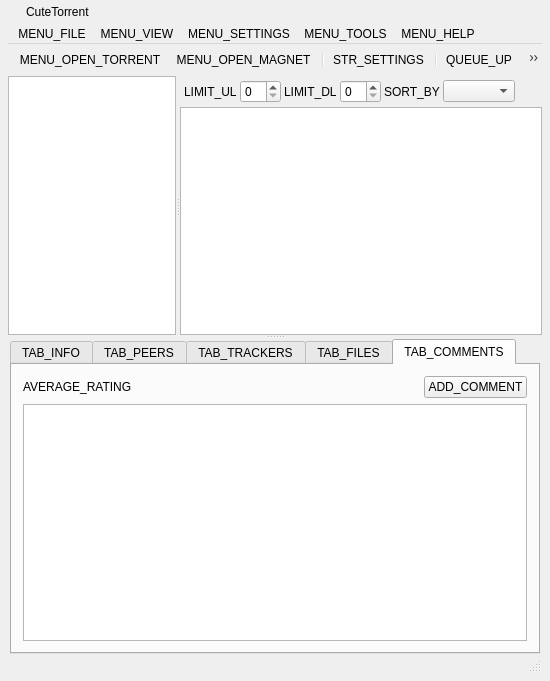
Qt form src/core/gui/FormFiles/CustomWindow.ui (CuteTorrent/CuteTorrent) before a commit.
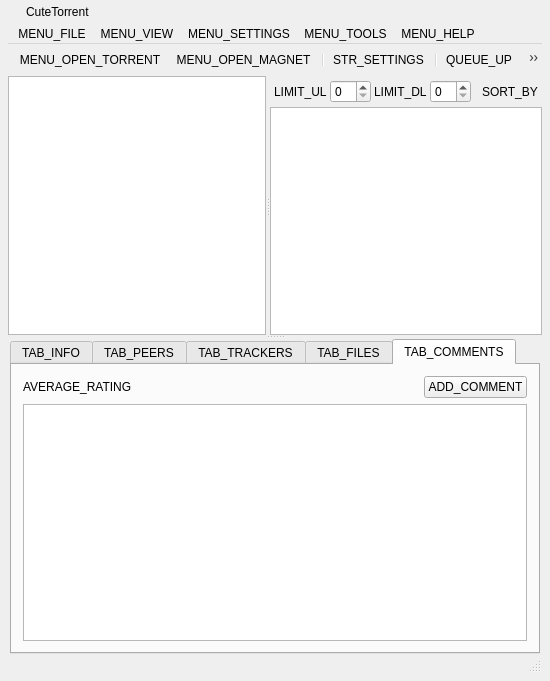
The same form after that commit. Icons and pictures are not drawn.

What changed in the file:
```diff
--- a/src/core/gui/FormFiles/CustomWindow.ui
+++ b/src/core/gui/FormFiles/CustomWindow.ui
@@ -256,9 +256,6 @@
            <property name="mouseTracking">
             <bool>true</bool>
            </property>
-           <property name="styleSheet">
-            <string notr="true"/>
-           </property>
            <property name="orientation">
             <enum>Qt::Horizontal</enum>
            </property>
@@ -354,31 +351,6 @@
                   </property>
                  </widget>
                 </item>
-                <item>
-                 <widget class="QComboBox" name="sortByComboBox"/>
-                </item>
-                <item>
-                 <widget class="QPushButton" name="sortDirectionToggleButton">
-                  <property name="sizePolicy">
-                   <sizepolicy hsizetype="Minimum" vsizetype="Minimum">
-                    <horstretch>0</horstretch>
-                    <verstretch>0</verstretch>
-                   </sizepolicy>
-                  </property>
-                  <property name="maximumSize">
-                   <size>
-                    <width>20</width>
-                    <height>20</height>
-                   </size>
-                  </property>
-                  <property name="checkable">
-                   <bool>true</bool>
-                  </property>
-                  <property name="flat">
-                   <bool>true</bool>
-                  </property>
-                 </widget>
-                </item>
                </layout>
               </widget>
              </item>
```
